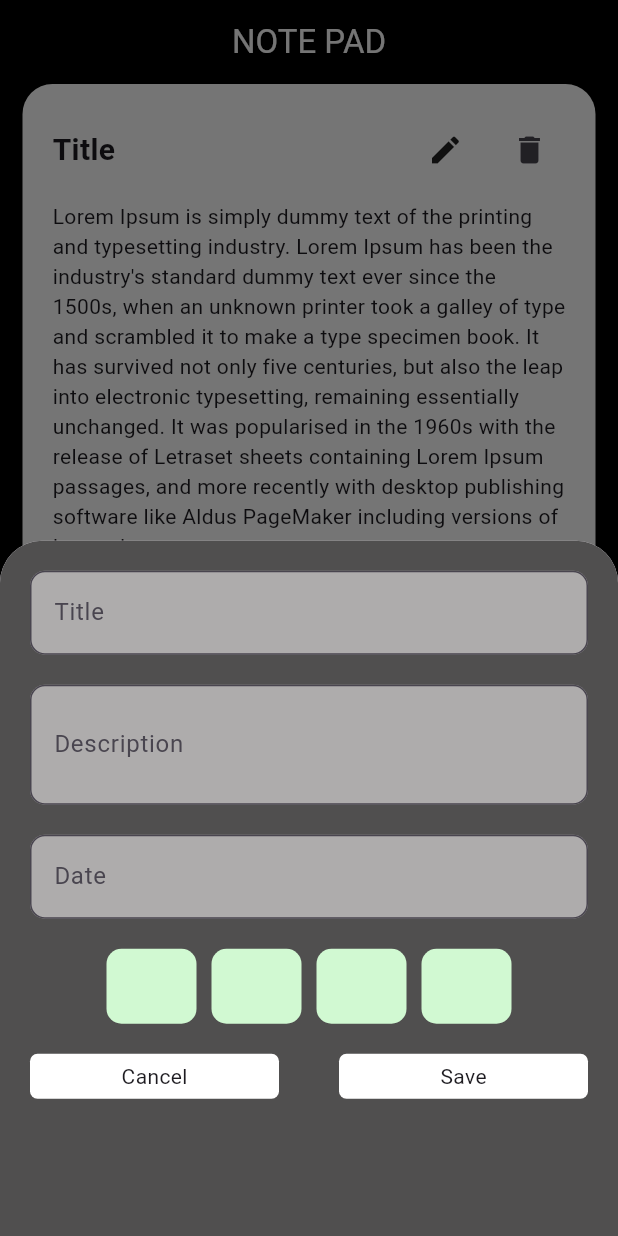
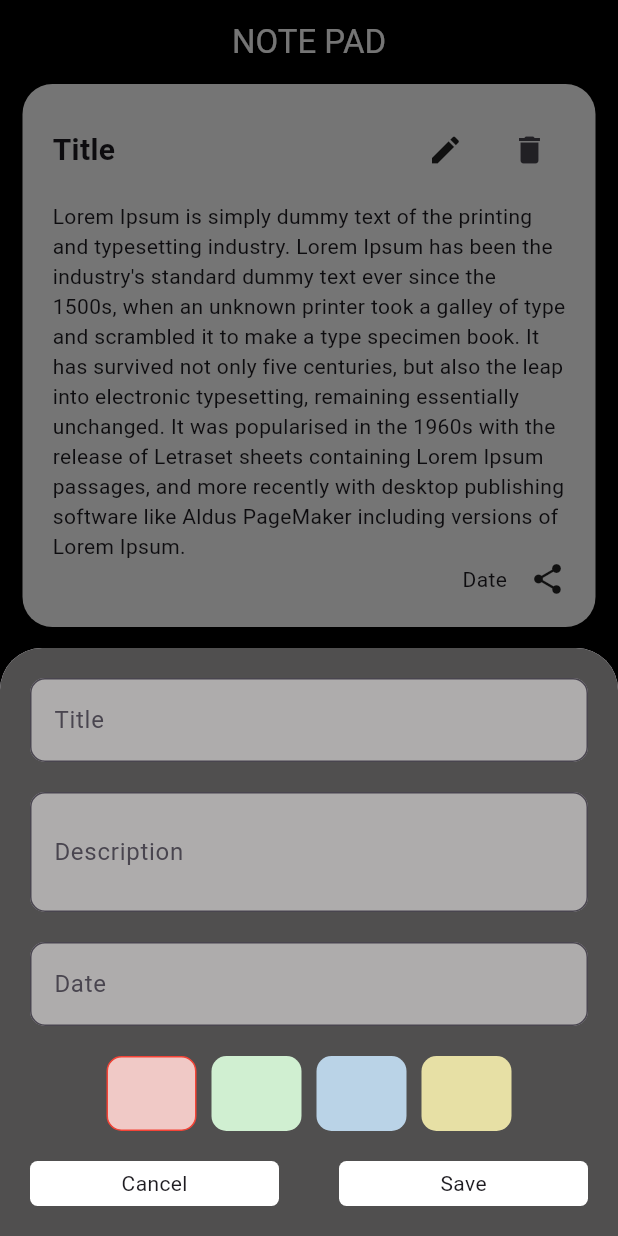
Before and after one commit to AiswaryaAjayakumar/note_application, a Flutter app: the screen it shows after launch, after a tap on the "add" icon, on a phone screen of 412 x 824 dp. Run offline on Flutter 3.47's test engine with Material 3 defaults, Android fonts, the phone set to English and light mode, and no system bars; network calls fail.

Commit message:
add changes

```diff
--- a/lib/view/home_screen/home_screen.dart
+++ b/lib/view/home_screen/home_screen.dart
@@ -1,4 +1,4 @@
-// ignore_for_file: prefer_const_constructors, prefer_const_literals_to_create_immutables, sort_child_properties_last
+// ignore_for_file: prefer_const_constructors, prefer_const_literals_to_create_immutables, sort_child_properties_last, unused_field
 
 import 'package:flutter/material.dart';
 import 'package:note_application/controller/home_screen_controller.dart';
@@ -14,6 +14,25 @@ class HomeScreen extends StatefulWidget {
 class _HomeScreenState extends State<HomeScreen> {
   HomeScreenController homeScreenController = HomeScreenController();
 
+  TextEditingController titleController = TextEditingController();
+  TextEditingController desController = TextEditingController();
+  TextEditingController dateController = TextEditingController();
+
+  void clearController() {
+    titleController.clear();
+    desController.clear();
+    dateController.clear();
+  }
+
+  int selectedIndex = 0;
+
+  List customColorList = [
+    const Color.fromARGB(255, 240, 201, 198),
+    const Color.fromARGB(255, 208, 239, 209),
+    const Color.fromARGB(255, 186, 211, 231),
+    Color.fromARGB(255, 231, 224, 165)
+  ];
+
   @override
   Widget build(BuildContext context) {
     return Scaffold(
@@ -22,20 +41,30 @@ class _HomeScreenState extends State<HomeScreen> {
         child: Icon(Icons.add),
         onPressed: () {
           showModalBottomSheet(
+              isScrollControlled: true,
               context: context,
-            builder: (context) => Container(
+              builder: (context) {
+                return StatefulBuilder(
+                  builder: (context, bottomSetState) => Padding(
+                    padding: EdgeInsets.only(
+                        bottom: MediaQuery.of(context).viewInsets.bottom),
+                    child: Container(
                       decoration: BoxDecoration(
-                borderRadius: BorderRadius.vertical(top: Radius.circular(28)),
+                        borderRadius:
+                            BorderRadius.vertical(top: Radius.circular(28)),
                         color: Color.fromARGB(255, 80, 79, 79),
                       ),
                       child: Padding(
-                padding: const EdgeInsets.all(20),
+                        padding: EdgeInsets.all(20),
                         child: Column(
+                          mainAxisSize: MainAxisSize.min,
                           children: [
                             TextFormField(
+                              controller: titleController,
                               decoration: InputDecoration(
                                 filled: true,
-                        fillColor: const Color.fromARGB(255, 174, 172, 172),
+                                fillColor:
+                                    const Color.fromARGB(255, 174, 172, 172),
                                 label: Text("Title"),
                                 border: OutlineInputBorder(
                                     borderRadius: BorderRadius.circular(10)),
@@ -46,10 +75,12 @@ class _HomeScreenState extends State<HomeScreen> {
                               height: 20,
                             ),
                             TextFormField(
+                              controller: desController,
                               maxLines: 2,
                               decoration: InputDecoration(
                                 filled: true,
-                        fillColor: const Color.fromARGB(255, 174, 172, 172),
+                                fillColor:
+                                    const Color.fromARGB(255, 174, 172, 172),
                                 label: Text("Description"),
                                 border: OutlineInputBorder(
                                     borderRadius: BorderRadius.circular(10)),
@@ -59,9 +90,11 @@ class _HomeScreenState extends State<HomeScreen> {
                               height: 20,
                             ),
                             TextFormField(
+                              controller: dateController,
                               decoration: InputDecoration(
                                 filled: true,
-                        fillColor: const Color.fromARGB(255, 174, 172, 172),
+                                fillColor:
+                                    const Color.fromARGB(255, 174, 172, 172),
                                 label: Text("Date"),
                                 border: OutlineInputBorder(
                                     borderRadius: BorderRadius.circular(10)),
@@ -76,11 +109,24 @@ class _HomeScreenState extends State<HomeScreen> {
                                 scrollDirection: Axis.horizontal,
                                 shrinkWrap: true,
                                 itemCount: 4,
-                        itemBuilder: (context, index) => Container(
+                                itemBuilder: (context, index) => InkWell(
+                                  onTap: () {
+                                    HomeScreenController colorObj =
+                                        HomeScreenController();
+                                    selectedIndex = index;
+                                    colorObj.colorSelection(
+                                        customColorList[selectedIndex]);
+                                    bottomSetState(() {});
+                                  },
+                                  child: Container(
                                     width: 60,
                                     decoration: BoxDecoration(
+                                      border: selectedIndex == index
+                                          ? Border.all(color: Colors.red)
+                                          : null,
                                       borderRadius: BorderRadius.circular(10),
-                            color: const Color.fromARGB(255, 209, 249, 210),
+                                      color: customColorList[index],
+                                    ),
                                   ),
                                 ),
                                 separatorBuilder: (context, index) => SizedBox(
@@ -96,12 +142,19 @@ class _HomeScreenState extends State<HomeScreen> {
                                 mainAxisAlignment: MainAxisAlignment.center,
                                 children: [
                                   Expanded(
+                                    child: InkWell(
+                                      onTap: () {
+                                        clearController();
+                                        Navigator.pop(context);
+                                      },
                                       child: Container(
                                         height: 30,
                                         child: Center(child: Text("Cancel")),
                                         decoration: BoxDecoration(
-                                borderRadius: BorderRadius.circular(5),
+                                          borderRadius:
+                                              BorderRadius.circular(5),
                                           color: Colors.white,
+                                        ),
                                       ),
                                     ),
                                   ),
@@ -111,15 +164,21 @@ class _HomeScreenState extends State<HomeScreen> {
                                   Expanded(
                                     child: InkWell(
                                       onTap: () {
-                                homeScreenController.addData();
+                                        homeScreenController.addData(
+                                            title: titleController.text,
+                                            des: desController.text,
+                                            date: dateController.text);
+
                                         setState(() {});
+                                        clearController();
                                         Navigator.pop(context);
                                       },
                                       child: Container(
                                         height: 30,
                                         child: Center(child: Text("Save")),
                                         decoration: BoxDecoration(
-                                  borderRadius: BorderRadius.circular(5),
+                                          borderRadius:
+                                              BorderRadius.circular(5),
                                           color: Colors.white,
                                         ),
                                       ),
@@ -132,7 +191,9 @@ class _HomeScreenState extends State<HomeScreen> {
                         ),
                       ),
                     ),
+                  ),
                 );
+              });
         },
       ),
       appBar: AppBar(
```
Also changed, not shown: lib/controller/home_screen_controller.dart (+14 -7 lines). Lines whose indentation alone changed are shown as unchanged.
